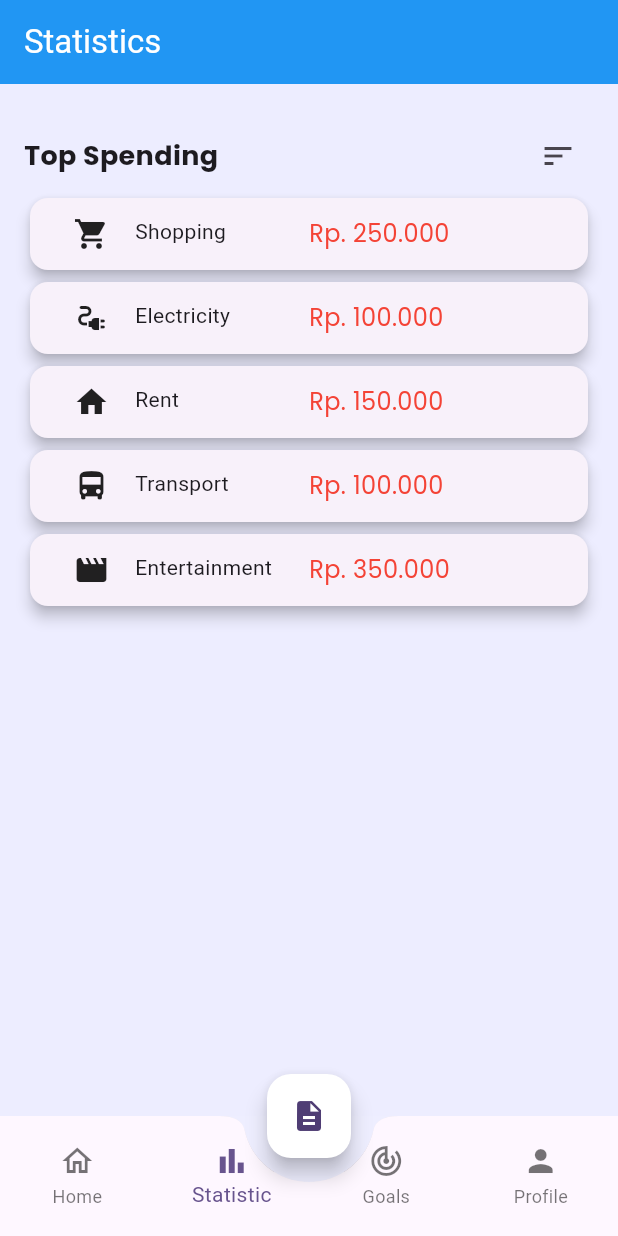
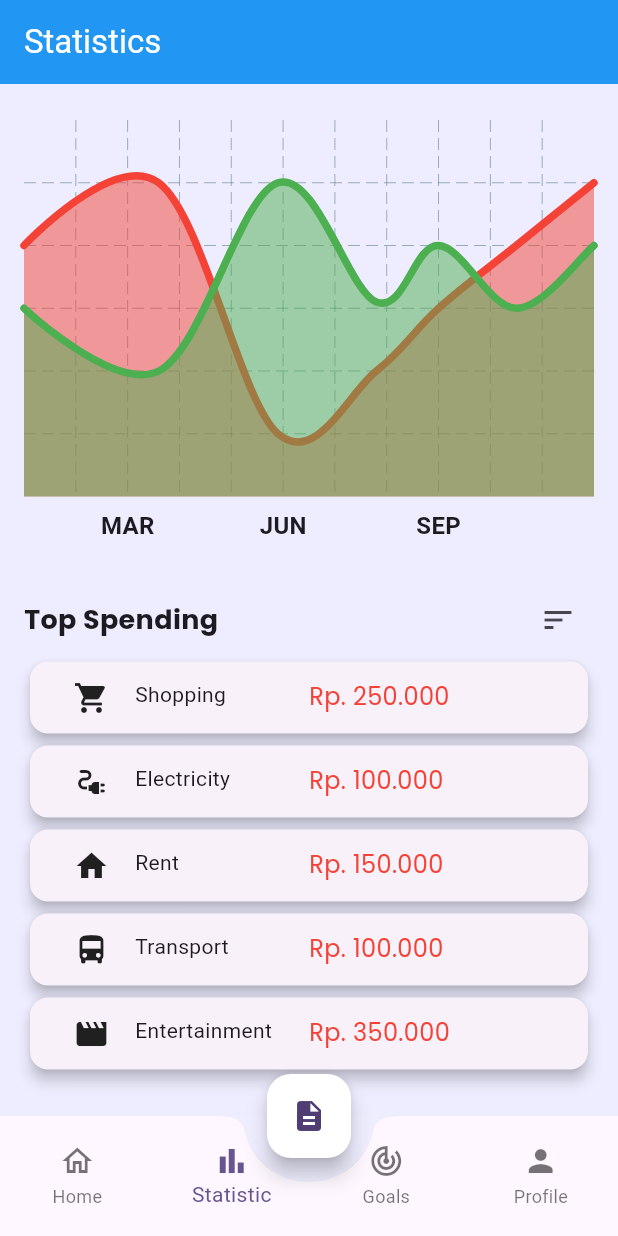
Before and after one commit to UnknownRori/budgetmate, a Flutter app: the screen it shows after launch, swiped to page 2, on a phone screen of 412 x 824 dp. Run offline on Flutter 3.47's test engine with Material 3 defaults, Android fonts, the light colour scheme and no system bars; drawn by our look-alikes of fl_chart.

Commit message:
📦 added dummy graph

```diff
--- a/lib/page/statistics_page.dart
+++ b/lib/page/statistics_page.dart
@@ -1,5 +1,6 @@
 import 'package:budget_mate/models/transaction.dart';
 import 'package:budget_mate/utils/theme.dart';
+import 'package:fl_chart/fl_chart.dart';
 import 'package:flutter/material.dart';
 import 'package:intl/intl.dart';
 import 'package:provider/provider.dart';
@@ -51,6 +52,13 @@
         child: Column(
           crossAxisAlignment: CrossAxisAlignment.start,
           children: [
+            // TODO : Make it correspond with the data
+            Expanded(
+              child: LineChart(
+                lineChartData(),
+              ),
+            ),
+            const SizedBox(height: 26),
             Row(
               mainAxisAlignment: MainAxisAlignment.spaceBetween,
               children: [
@@ -109,4 +117,130 @@
       ),
     );
   }
+
+  LineChartData lineChartData() {
+    return LineChartData(
+      borderData: FlBorderData(show: false),
+      titlesData: FlTitlesData(
+        show: true,
+        rightTitles: const AxisTitles(
+          sideTitles: SideTitles(showTitles: false),
+        ),
+        topTitles: const AxisTitles(
+          sideTitles: SideTitles(showTitles: false),
+        ),
+        bottomTitles: AxisTitles(
+          sideTitles: SideTitles(
+            showTitles: true,
+            reservedSize: 32,
+            interval: 1,
+            getTitlesWidget: bottomTitleWidgets,
+          ),
+        ),
+        leftTitles: const AxisTitles(
+          sideTitles: SideTitles(showTitles: false),
+        ),
+      ),
+      minX: 0,
+      maxX: 11,
+      minY: 0,
+      maxY: 6,
+      lineBarsData: [
+        LineChartBarData(
+          spots: const [
+            FlSpot(0, 4),
+            FlSpot(2.6, 5),
+            FlSpot(4.9, 1),
+            FlSpot(6.8, 2),
+            FlSpot(8, 3),
+            FlSpot(9.5, 4),
+            FlSpot(11, 5),
+          ],
+          isCurved: true,
+          color: Colors.red,
+          barWidth: 5,
+          isStrokeCapRound: true,
+          dotData: const FlDotData(
+            show: false,
+          ),
+          belowBarData: BarAreaData(
+            show: true,
+            color: Colors.red.withOpacity(0.5),
+          ),
+        ),
+        LineChartBarData(
+          spots: const [
+            FlSpot(0, 3),
+            FlSpot(2.6, 2),
+            FlSpot(4.9, 5),
+            FlSpot(6.8, 3.1),
+            FlSpot(8, 4),
+            FlSpot(9.5, 3),
+            FlSpot(11, 4),
+          ],
+          isCurved: true,
+          color: Colors.green,
+          barWidth: 5,
+          isStrokeCapRound: true,
+          dotData: const FlDotData(
+            show: false,
+          ),
+          belowBarData: BarAreaData(
+            show: true,
+            color: Colors.green.withOpacity(0.5),
+          ),
+        ),
+      ],
+    );
+  }
+
+  Widget bottomTitleWidgets(double value, TitleMeta meta) {
+    const style = TextStyle(
+      fontWeight: FontWeight.bold,
+      fontSize: 16,
+    );
+    Widget text;
+    switch (value.toInt()) {
+      case 2:
+        text = const Text('MAR', style: style);
+        break;
+      case 5:
+        text = const Text('JUN', style: style);
+        break;
+      case 8:
+        text = const Text('SEP', style: style);
+        break;
+      default:
+        text = const Text('', style: style);
+        break;
+    }
+
+    return SideTitleWidget(
+      axisSide: meta.axisSide,
+      child: text,
+    );
+  }
+
+  Widget leftTitleWidgets(double value, TitleMeta meta) {
+    const style = TextStyle(
+      fontWeight: FontWeight.bold,
+      fontSize: 15,
+    );
+    String text;
+    switch (value.toInt()) {
+      case 1:
+        text = '10K';
+        break;
+      case 3:
+        text = '30k';
+        break;
+      case 5:
+        text = '50k';
+        break;
+      default:
+        return Container();
+    }
+
+    return Text(text, style: style, textAlign: TextAlign.left);
+  }
 }
--- a/pubspec.yaml
+++ b/pubspec.yaml
@@ -38,6 +38,7 @@
   provider: ^6.1.2
   uuid: ^4.5.0
   intl: ^0.19.0
+  fl_chart: ^0.69.0
 
 dev_dependencies:
   flutter_test:
```
Also changed, not shown: pubspec.lock.
